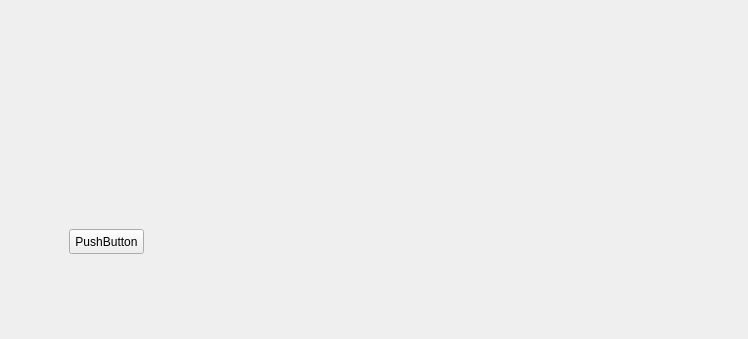
Qt form slsDetectorGui/forms/form_tab_advanced.ui (slsdetectorgroup/slsDetectorPackage) before a commit.
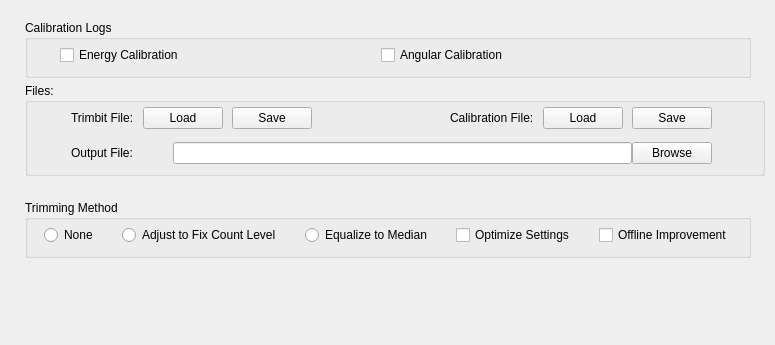
The same form after that commit.

Patch:
```diff
--- a/slsDetectorGui/forms/form_tab_advanced.ui
+++ b/slsDetectorGui/forms/form_tab_advanced.ui
@@ -6,8 +6,8 @@
    <rect>
     <x>0</x>
     <y>0</y>
-    <width>748</width>
-    <height>339</height>
+    <width>775</width>
+    <height>345</height>
    </rect>
   </property>
   <property name="sizePolicy">
@@ -31,18 +31,344 @@
   <property name="windowTitle">
    <string>Form</string>
   </property>
-  <widget class="QPushButton" name="pushButton">
+  <widget class="QGroupBox" name="groupBox">
    <property name="geometry">
     <rect>
-     <x>69</x>
-     <y>229</y>
-     <width>75</width>
-     <height>25</height>
+     <x>25</x>
+     <y>83</y>
+     <width>740</width>
+     <height>93</height>
     </rect>
    </property>
-   <property name="text">
-    <string>PushButton</string>
+   <property name="title">
+    <string>Files:</string>
    </property>
+   <layout class="QGridLayout" name="gridLayout_2" rowstretch="0,0,0">
+    <property name="leftMargin">
+     <number>0</number>
+    </property>
+    <property name="topMargin">
+     <number>0</number>
+    </property>
+    <property name="rightMargin">
+     <number>0</number>
+    </property>
+    <property name="bottomMargin">
+     <number>5</number>
+    </property>
+    <property name="horizontalSpacing">
+     <number>-1</number>
+    </property>
+    <property name="verticalSpacing">
+     <number>9</number>
+    </property>
+    <item row="1" column="0">
+     <spacer name="horizontalSpacer_2">
+      <property name="orientation">
+       <enum>Qt::Horizontal</enum>
+      </property>
+      <property name="sizeType">
+       <enum>QSizePolicy::Fixed</enum>
+      </property>
+      <property name="sizeHint" stdset="0">
+       <size>
+        <width>40</width>
+        <height>20</height>
+       </size>
+      </property>
+     </spacer>
+    </item>
+    <item row="1" column="1">
+     <widget class="QLabel" name="label">
+      <property name="sizePolicy">
+       <sizepolicy hsizetype="Fixed" vsizetype="Preferred">
+        <horstretch>0</horstretch>
+        <verstretch>0</verstretch>
+       </sizepolicy>
+      </property>
+      <property name="text">
+       <string>Trimbit File:</string>
+      </property>
+     </widget>
+    </item>
+    <item row="1" column="2">
+     <widget class="QPushButton" name="pushButton_2">
+      <property name="sizePolicy">
+       <sizepolicy hsizetype="Fixed" vsizetype="Fixed">
+        <horstretch>0</horstretch>
+        <verstretch>0</verstretch>
+       </sizepolicy>
+      </property>
+      <property name="text">
+       <string>Load</string>
+      </property>
+     </widget>
+    </item>
+    <item row="1" column="3">
+     <widget class="QPushButton" name="pushButton_3">
+      <property name="sizePolicy">
+       <sizepolicy hsizetype="Fixed" vsizetype="Fixed">
+        <horstretch>0</horstretch>
+        <verstretch>0</verstretch>
+       </sizepolicy>
+      </property>
+      <property name="text">
+       <string>Save</string>
+      </property>
+     </widget>
+    </item>
+    <item row="1" column="4">
+     <spacer name="horizontalSpacer">
+      <property name="orientation">
+       <enum>Qt::Horizontal</enum>
+      </property>
+      <property name="sizeType">
+       <enum>QSizePolicy::Fixed</enum>
+      </property>
+      <property name="sizeHint" stdset="0">
+       <size>
+        <width>120</width>
+        <height>20</height>
+       </size>
+      </property>
+     </spacer>
+    </item>
+    <item row="1" column="5">
+     <widget class="QLabel" name="label_2">
+      <property name="sizePolicy">
+       <sizepolicy hsizetype="Fixed" vsizetype="Preferred">
+        <horstretch>0</horstretch>
+        <verstretch>0</verstretch>
+       </sizepolicy>
+      </property>
+      <property name="text">
+       <string>Calibration File:</string>
+      </property>
+     </widget>
+    </item>
+    <item row="1" column="6">
+     <widget class="QPushButton" name="pushButton_4">
+      <property name="sizePolicy">
+       <sizepolicy hsizetype="Fixed" vsizetype="Fixed">
+        <horstretch>0</horstretch>
+        <verstretch>0</verstretch>
+       </sizepolicy>
+      </property>
+      <property name="text">
+       <string>Load</string>
+      </property>
+     </widget>
+    </item>
+    <item row="1" column="7">
+     <widget class="QPushButton" name="pushButton_5">
+      <property name="sizePolicy">
+       <sizepolicy hsizetype="Fixed" vsizetype="Fixed">
+        <horstretch>0</horstretch>
+        <verstretch>0</verstretch>
+       </sizepolicy>
+      </property>
+      <property name="text">
+       <string>Save</string>
+      </property>
+     </widget>
+    </item>
+    <item row="1" column="8">
+     <spacer name="horizontalSpacer_3">
+      <property name="orientation">
+       <enum>Qt::Horizontal</enum>
+      </property>
+      <property name="sizeType">
+       <enum>QSizePolicy::Fixed</enum>
+      </property>
+      <property name="sizeHint" stdset="0">
+       <size>
+        <width>40</width>
+        <height>20</height>
+       </size>
+      </property>
+     </spacer>
+    </item>
+    <item row="2" column="1" colspan="7">
+     <layout class="QHBoxLayout" name="horizontalLayout_2">
+      <item>
+       <widget class="QLabel" name="label_3">
+        <property name="sizePolicy">
+         <sizepolicy hsizetype="Fixed" vsizetype="Preferred">
+          <horstretch>0</horstretch>
+          <verstretch>0</verstretch>
+         </sizepolicy>
+        </property>
+        <property name="text">
+         <string>Output File:</string>
+        </property>
+       </widget>
+      </item>
+      <item>
+       <spacer name="horizontalSpacer_4">
+        <property name="orientation">
+         <enum>Qt::Horizontal</enum>
+        </property>
+        <property name="sizeType">
+         <enum>QSizePolicy::Fixed</enum>
+        </property>
+        <property name="sizeHint" stdset="0">
+         <size>
+          <width>40</width>
+          <height>20</height>
+         </size>
+        </property>
+       </spacer>
+      </item>
+      <item>
+       <widget class="QLineEdit" name="lineEdit"/>
+      </item>
+      <item>
+       <widget class="QPushButton" name="pushButton">
+        <property name="text">
+         <string>Browse</string>
+        </property>
+       </widget>
+      </item>
+     </layout>
+    </item>
+   </layout>
+  </widget>
+  <widget class="QGroupBox" name="groupBox_2">
+   <property name="geometry">
+    <rect>
+     <x>25</x>
+     <y>200</y>
+     <width>726</width>
+     <height>58</height>
+    </rect>
+   </property>
+   <property name="title">
+    <string>Trimming Method</string>
+   </property>
+   <widget class="QWidget" name="horizontalLayoutWidget">
+    <property name="geometry">
+     <rect>
+      <x>10</x>
+      <y>20</y>
+      <width>711</width>
+      <height>31</height>
+     </rect>
+    </property>
+    <layout class="QHBoxLayout" name="horizontalLayout">
+     <property name="spacing">
+      <number>15</number>
+     </property>
+     <item>
+      <widget class="QRadioButton" name="radioButton">
+       <property name="sizePolicy">
+        <sizepolicy hsizetype="Fixed" vsizetype="Fixed">
+         <horstretch>0</horstretch>
+         <verstretch>0</verstretch>
+        </sizepolicy>
+       </property>
+       <property name="text">
+        <string>None</string>
+       </property>
+      </widget>
+     </item>
+     <item>
+      <widget class="QRadioButton" name="radioButton_2">
+       <property name="sizePolicy">
+        <sizepolicy hsizetype="Fixed" vsizetype="Fixed">
+         <horstretch>0</horstretch>
+         <verstretch>0</verstretch>
+        </sizepolicy>
+       </property>
+       <property name="text">
+        <string>Adjust to Fix Count Level</string>
+       </property>
+      </widget>
+     </item>
+     <item>
+      <widget class="QRadioButton" name="radioButton_3">
+       <property name="sizePolicy">
+        <sizepolicy hsizetype="Fixed" vsizetype="Fixed">
+         <horstretch>0</horstretch>
+         <verstretch>0</verstretch>
+        </sizepolicy>
+       </property>
+       <property name="text">
+        <string>Equalize to Median</string>
+       </property>
+      </widget>
+     </item>
+     <item>
+      <widget class="QCheckBox" name="checkBox">
+       <property name="sizePolicy">
+        <sizepolicy hsizetype="Fixed" vsizetype="Fixed">
+         <horstretch>0</horstretch>
+         <verstretch>0</verstretch>
+        </sizepolicy>
+       </property>
+       <property name="text">
+        <string>Optimize Settings</string>
+       </property>
+      </widget>
+     </item>
+     <item>
+      <widget class="QCheckBox" name="checkBox_2">
+       <property name="sizePolicy">
+        <sizepolicy hsizetype="Fixed" vsizetype="Fixed">
+         <horstretch>0</horstretch>
+         <verstretch>0</verstretch>
+        </sizepolicy>
+       </property>
+       <property name="text">
+        <string>Offline Improvement</string>
+       </property>
+      </widget>
+     </item>
+    </layout>
+   </widget>
+  </widget>
+  <widget class="QGroupBox" name="groupBox_3">
+   <property name="geometry">
+    <rect>
+     <x>25</x>
+     <y>20</y>
+     <width>726</width>
+     <height>58</height>
+    </rect>
+   </property>
+   <property name="title">
+    <string>Calibration Logs</string>
+   </property>
+   <widget class="QWidget" name="horizontalLayoutWidget_2">
+    <property name="geometry">
+     <rect>
+      <x>35</x>
+      <y>20</y>
+      <width>626</width>
+      <height>31</height>
+     </rect>
+    </property>
+    <layout class="QHBoxLayout" name="horizontalLayout_3">
+     <property name="spacing">
+      <number>15</number>
+     </property>
+     <item>
+      <widget class="QCheckBox" name="checkBox_3">
+       <property name="text">
+        <string>Energy Calibration</string>
+       </property>
+      </widget>
+     </item>
+     <item>
+      <widget class="QCheckBox" name="checkBox_4">
+       <property name="text">
+        <string>Angular Calibration</string>
+       </property>
+      </widget>
+     </item>
+    </layout>
+   </widget>
+   <zorder>horizontalLayoutWidget_2</zorder>
+   <zorder>checkBox_3</zorder>
   </widget>
  </widget>
  <resources/>
```
